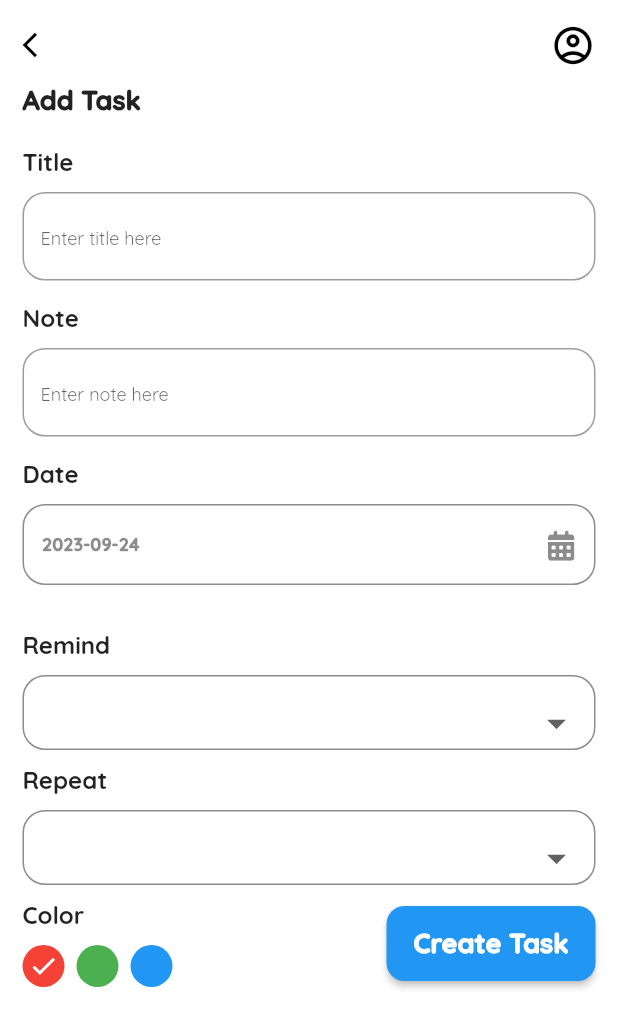
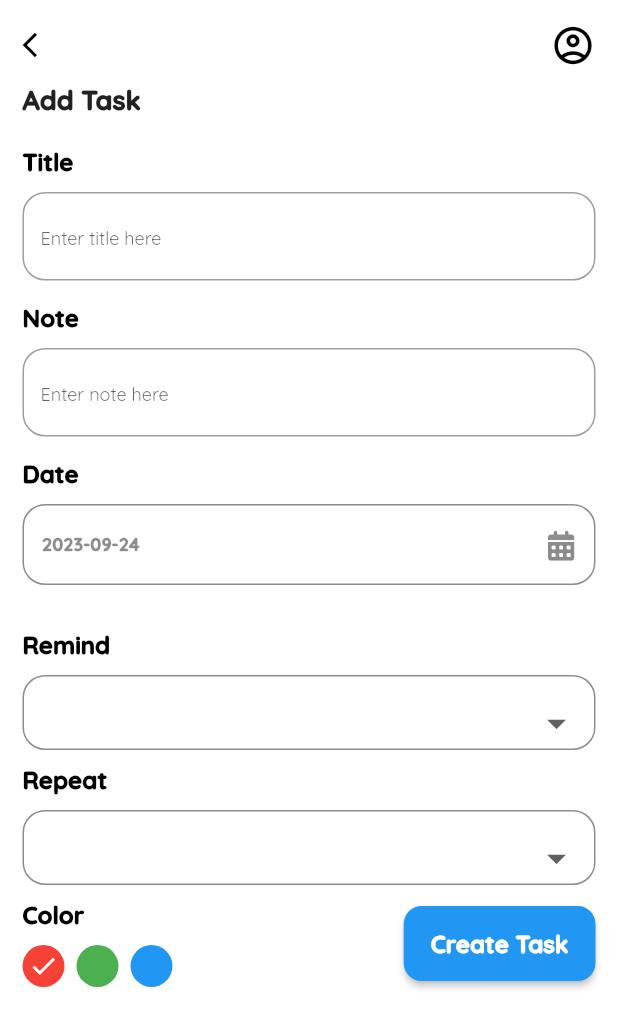
Before and after one commit to Emanpepars/ToDo, a Flutter app: the HomeScreen screen opened by its route, after a tap on "+ Add Task", on a phone screen of 412 x 824 dp. Shown: the top 1028 px of the screen. Run offline on Flutter 3.47's test engine with Material 2 defaults, Android fonts, the phone set to English and light mode, and no system bars; our stand-ins replace cloud_firestore, date_picker_timeline, firebase_auth, firebase_core, flutter_slidable, font_awesome_flutter and 2 more; accounts and stored records are empty.

Commit message:
update colors

```diff
--- a/lib/home_layout/home_layout.dart
+++ b/lib/home_layout/home_layout.dart
@@ -7,22 +7,16 @@ import 'package:todo/firebase/firebase_functions.dart';
 import 'package:todo/model/task_model.dart';
 import 'package:todo/provider/home_provider.dart';
 import 'package:todo/provider/themeProvider.dart';
-import 'package:todo/reusable/widget/cu_text_form_field.dart';
+import 'package:todo/reusable/widget/cu_container_shimmer.dart';
 import 'package:todo/reusable/widget/task_card.dart';
 import 'package:todo/screens/add_task_screen.dart';
 import 'package:shimmer/shimmer.dart';
 
-
-class HomeScreen extends StatefulWidget {
-
+class HomeScreen extends StatelessWidget {
   static const String routeName = "home screen";
 
-  @override
-  State<HomeScreen> createState() => _HomeScreenState();
-}
+  const HomeScreen({super.key});
 
-class _HomeScreenState extends State<HomeScreen> {
-  bool light = true;
   @override
   Widget build(BuildContext context) {
     var themeProvider = Provider.of<ThemeProvider>(context);
@@ -45,9 +39,6 @@ class _HomeScreenState extends State<HomeScreen> {
                           themeProvider.themeMode == ThemeMode.light
                               ? ThemeMode.dark
                               : ThemeMode.light);
-                        setState(() {
-                          light = !light;
-                        });
                     },
                     child: themeProvider.themeMode == ThemeMode.light
                         ? const ImageIcon(
@@ -60,12 +51,12 @@ class _HomeScreenState extends State<HomeScreen> {
                             ),
                             size: 25,
                             color: Colors.white,
-                      )),
+                          ),
+                  ),
                   const Spacer(),
                   const Icon(
                     Icons.account_circle_outlined,
                     size: 35,
-                    color: Colors.black,
                   ),
                 ],
               ),
@@ -111,13 +102,10 @@ class _HomeScreenState extends State<HomeScreen> {
                       onPressed: () {
                         Navigator.pushNamed(context, AddTaskScreen.routeName);
                       },
-                      child: Padding(
-                        padding: const EdgeInsets.all(2.0),
+                      child: const Padding(
+                        padding: EdgeInsets.all(2.0),
                         child: Text(
                           "+ Add Task",
-                          style: GoogleFonts.quicksand(
-                            fontSize: 16,
-                          ),
                         ),
                       ),
                     ),
@@ -127,8 +115,9 @@ class _HomeScreenState extends State<HomeScreen> {
               const SizedBox(
                 height: 10,
               ),
-              light ?
-              DatePicker(
+              SizedBox(
+                child: themeProvider.themeMode == ThemeMode.light
+                    ? DatePicker(
                         DateTime.now(),
                         initialSelectedDate: DateTime.now(),
                         selectionColor: Theme.of(context).primaryColor,
@@ -136,11 +125,11 @@ class _HomeScreenState extends State<HomeScreen> {
                         height: MediaQuery.of(context).size.height * 0.13,
                         width: MediaQuery.of(context).size.height * 0.09,
                         onDateChange: (date) {
-                  // New date selected
                           homeProvider.onDateChange(date);
                         },
                       )
-                  :DatePicker(
+                    : SizedBox(
+                        child: DatePicker(
                           DateTime.now(),
                           initialSelectedDate: DateTime.now(),
                           selectionColor: Theme.of(context).primaryColor,
@@ -148,24 +137,32 @@ class _HomeScreenState extends State<HomeScreen> {
                           height: MediaQuery.of(context).size.height * 0.13,
                           width: MediaQuery.of(context).size.height * 0.09,
                           onDateChange: (date) {
-                  // New date selected
                             homeProvider.onDateChange(date);
                           },
+                        ),
+                      ),
               ),
               const SizedBox(
                 height: 10,
               ),
               Expanded(
                 child: StreamBuilder(
-                  stream: FireBaseFunctions.getTasksFromFireStore(homeProvider.dateTime),
+                  stream: FireBaseFunctions.getTasksFromFireStore(
+                      homeProvider.dateTime),
                   builder: (context, snapshot) {
                     if (snapshot.hasError) {
                       return const Text('Something went wrong');
                     }
                     if (snapshot.connectionState == ConnectionState.waiting) {
                       return Shimmer.fromColors(
-                          baseColor: Colors.grey.shade300,
-                          highlightColor: Colors.grey.shade100,
+                        baseColor:
+                            Theme.of(context).brightness == Brightness.light
+                                ? Colors.grey.shade300
+                                : Colors.grey.shade900,
+                        highlightColor:
+                            Theme.of(context).brightness == Brightness.light
+                                ? Colors.grey.shade100
+                                : Colors.grey.shade800,
                         enabled: true,
                         child: SingleChildScrollView(
                           physics: const NeverScrollableScrollPhysics(),
@@ -173,51 +170,45 @@ class _HomeScreenState extends State<HomeScreen> {
                             crossAxisAlignment: CrossAxisAlignment.start,
                             mainAxisSize: MainAxisSize.max,
                             children: [
-                                Container(
+                              CuContainerShimmer(
                                 width: double.infinity,
-                                  height: 100.0, // Adjust the height as needed
-                                  color: Colors.white,
+                                height: 100.0,
                               ),
                               const SizedBox(height: 16.0),
-                                Container(
+                              CuContainerShimmer(
                                 width: double.infinity,
-                                  height: 20.0, // Adjust the height as needed
-                                  color: Colors.white,
+                                height: 20.0,
                               ),
                               const SizedBox(height: 16.0),
-                                Container(
+                              CuContainerShimmer(
                                 width: double.infinity,
-                                  height: 40.0, // Adjust the height as needed
-                                  color: Colors.white,
+                                height: 40.0,
                               ),
                               const SizedBox(height: 16.0),
-                                Container(
+                              CuContainerShimmer(
                                 width: double.infinity,
-                                  height: 20.0, // Adjust the height as needed
-                                  color: Colors.white,
+                                height: 20.0,
                               ),
                               const SizedBox(height: 16.0),
-                                Container(
-                                  width: 200.0, // Adjust the width as needed
-                                  height: 20.0, // Adjust the height as needed
-                                  color: Colors.white,
+                              CuContainerShimmer(
+                                width: 200,
+                                height: 20.0,
                               ),
                               const SizedBox(height: 16.0),
-                                Container(
+                              CuContainerShimmer(
                                 width: double.infinity,
-                                  height: 80.0, // Adjust the height as needed
-                                  color: Colors.white,
+                                height: 80.0,
                               ),
                               const SizedBox(height: 16.0),
-                                Container(
-                                  width: 200.0, // Adjust the width as needed
-                                  height: 20.0, // Adjust the height as needed
-                                  color: Colors.white,
+                              CuContainerShimmer(
+                                width: 200,
+                                height: 20.0,
                               ),
                               const SizedBox(height: 16.0),
                             ],
                           ),
-                          ));
+                        ),
+                      );
                     }
 
                     List<TaskModel> tasks = snapshot.data?.docs
@@ -235,28 +226,28 @@ class _HomeScreenState extends State<HomeScreen> {
                                 : Image.asset(
                                     "assets/empty_task_dk.png",
                                   ),
-                            CuText(
+                            Text(
                               "Oops! You don't",
+                              style: Theme.of(context).textTheme.headlineSmall,
+
                             ),
-                            CuText("have any to do list today"),
+                            Text(
+                                "have any to do list today",
+                              style: Theme.of(context).textTheme.headlineSmall,
+                            ),
                           ],
                         ),
                       );
                     }
 
-                    // Sort the tasks by start date.
                     tasks.sort((a, b) => a.startDate.compareTo(b.startDate));
 
-                    homeProvider.maxStepValue = tasks.length -
-                        1; // Update the maximum step value based on tasks
+                    homeProvider.maxStepValue = tasks.length - 1;
                     return Stepper(
                       controlsBuilder: homeProvider.controlBuilders,
                       type: StepperType.vertical,
-                      // Set to vertical
                       currentStep: homeProvider.currentStep,
-                      // Set the current step index here
                       steps: tasks.map((task) {
-                        // Create a Step widget for each task.
                         final formattedTime = DateFormat('h:mm a').format(
                           DateTime(2023, 1, 1, task.startDate ~/ 60,
                               task.startDate % 60),
--- a/lib/provider/home_provider.dart
+++ b/lib/provider/home_provider.dart
@@ -8,7 +8,7 @@ class HomeProvider extends ChangeNotifier{
 
   int currentStep = 0;
 
-  int maxStepValue = 0; // Maximum step value
+  int maxStepValue = 0;// Maximum step value
 
   continueStep() {
       currentStep = currentStep + 1; //currentStep+=1;
--- /dev/null
+++ b/lib/reusable/widget/cu_container_shimmer.dart
@@ -0,0 +1,20 @@
+import 'package:flutter/material.dart';
+
+class CuContainerShimmer extends StatelessWidget {
+
+  double height;
+  double width;
+
+  CuContainerShimmer({super.key, required this.width,required this.height});
+  @override
+  Widget build(BuildContext context) {
+    return Container(
+      width: width,
+      height: height, // Adjust the height as needed
+      color: Theme.of(context).brightness ==
+          Brightness.dark
+          ? Colors.grey.shade900
+          : Colors.grey.shade50,
+    );
+  }
+}
--- a/lib/screens/add_task_screen.dart
+++ b/lib/screens/add_task_screen.dart
@@ -40,14 +40,12 @@ class AddTaskScreen extends StatelessWidget {
                         child: const Icon(
                           Icons.arrow_back_ios,
                           size: 20,
-                          color: Colors.black,
                         ),
                       ),
                       const Spacer(),
                       const Icon(
                         Icons.account_circle_outlined,
                         size: 30,
-                        color: Colors.black,
                       ),
                     ],
                   ),
@@ -64,8 +62,9 @@ class AddTaskScreen extends StatelessWidget {
                   const SizedBox(
                     height: 20,
                   ),
-                  CuText(
+                  Text(
                     "Title",
+                    style: Theme.of(context).textTheme.headlineSmall,
                   ),
                   const SizedBox(
                     height: 10,
@@ -83,8 +82,9 @@ class AddTaskScreen extends StatelessWidget {
                   const SizedBox(
                     height: 15,
                   ),
-                  CuText(
+                  Text(
                     "Note",
+                    style: Theme.of(context).textTheme.headlineSmall,
                   ),
                   const SizedBox(
                     height: 10,
@@ -102,8 +102,9 @@ class AddTaskScreen extends StatelessWidget {
                   const SizedBox(
                     height: 15,
                   ),
-                  CuText(
+                  Text(
                     "Date",
+                    style: Theme.of(context).textTheme.headlineSmall,
                   ),
                   const SizedBox(
                     height: 10,
@@ -123,9 +124,9 @@ class AddTaskScreen extends StatelessWidget {
                   //     Column(
                   //       crossAxisAlignment: CrossAxisAlignment.start,
                   //       children: [
-                  //         CuText(
+                  //         Text(
                   //           "Start Time",
-                  //           fontSize: 12,
+                  // style: Theme.of(context).textTheme.headlineSmall,
                   //         ),
                   //         const SizedBox(
                   //           height: 10,
@@ -145,9 +146,9 @@ class AddTaskScreen extends StatelessWidget {
                   //     Column(
                   //       crossAxisAlignment: CrossAxisAlignment.start,
                   //       children: [
-                  //         CuText(
+                  //         Text(
                   //           "End Time",
-                  //           fontSize: 12,
+                  //          style: Theme.of(context).textTheme.headlineSmall,
                   //         ),
                   //         const SizedBox(
                   //           height: 10,
@@ -166,8 +167,9 @@ class AddTaskScreen extends StatelessWidget {
                   const SizedBox(
                     height: 15,
                   ),
-                  CuText(
+                  Text(
                     "Remind",
+                    style: Theme.of(context).textTheme.headlineSmall,
                   ),
                   const SizedBox(
                     height: 10,
@@ -182,8 +184,9 @@ class AddTaskScreen extends StatelessWidget {
                   const SizedBox(
                     height: 10,
                   ),
-                  CuText(
+                  Text(
                     "Repeat",
+                    style: Theme.of(context).textTheme.headlineSmall,
                   ),
                   const SizedBox(
                     height: 10,
@@ -203,7 +206,10 @@ class AddTaskScreen extends StatelessWidget {
                       Column(
                         crossAxisAlignment: CrossAxisAlignment.start,
                         children: [
-                          CuText("Color"),
+                          Text(
+                            "Color",
+                            style: Theme.of(context).textTheme.headlineSmall,
+                          ),
                           const SizedBox(
                             height: 10,
                           ),
@@ -262,17 +268,14 @@ class AddTaskScreen extends StatelessWidget {
                               );
                             }
                             },
-                          child: Padding(
-                            padding: const EdgeInsets.all(2.0),
+                          child: const Padding(
+                            padding: EdgeInsets.all(2.0),
                             child: Text(
                               "Create Task",
-                              style: GoogleFonts.quicksand(
-                                fontSize: 18,
                               ),
                             ),
                           ),
                         ),
-                      ),
                     ],
                   )
                 ],
--- a/lib/style/my_theme.dart
+++ b/lib/style/my_theme.dart
@@ -23,6 +23,7 @@ class MyThemeData {
       headlineSmall: GoogleFonts.quicksand(
         fontWeight: FontWeight.w900,
         fontSize: 16,
+        color: black,
       ),
       //task title
       bodyLarge: GoogleFonts.poppins(
@@ -79,6 +80,7 @@ class MyThemeData {
       headlineSmall: GoogleFonts.quicksand(
         fontWeight: FontWeight.w900,
         fontSize: 16,
+        color: white,
       ),
       //task title
       bodyLarge: GoogleFonts.poppins(
@@ -90,7 +92,7 @@ class MyThemeData {
       bodySmall: GoogleFonts.roboto(
         fontWeight: FontWeight.normal,
         fontSize: 12,
-        color: white,
+        color: black,
       ),
     ),
     elevatedButtonTheme: ElevatedButtonThemeData(
```
Also changed, not shown: lib/reusable/widget/cu_text_form_field.dart (+11 -40 lines), lib/reusable/widget/task_card.dart (+9 -9 lines), lib/screens/edit_task_screen.dart (+17 -14 lines). Lines whose indentation alone changed are shown as unchanged.
